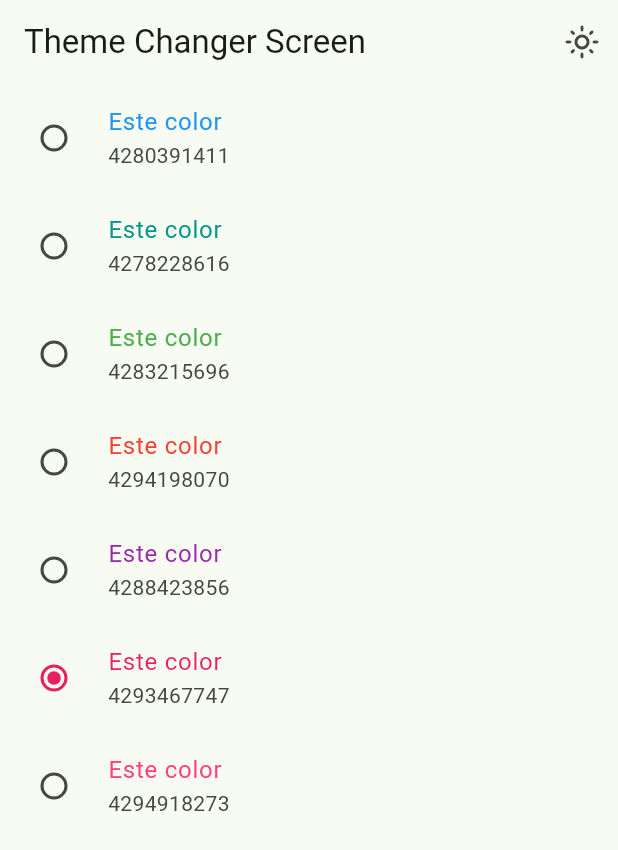
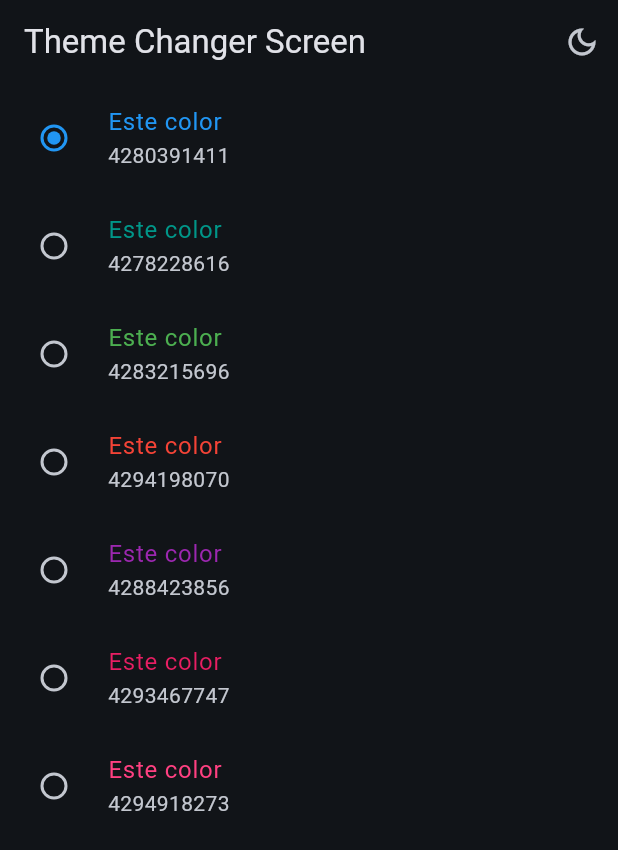
Before and after one commit to Minotriz02/flutterCourse, a Flutter app: the ThemeChangerScreen screen opened by its route, after a tap on the "light mode" icon, on a phone screen of 412 x 824 dp. Shown: the top 850 px of the screen. Run offline on Flutter 3.47's test engine with Material 3 defaults, Android fonts, the phone set to English and light mode, and no system bars; our stand-ins replace animate_do, dio, flutter_riverpod, go_router, video_player.

Commit message:
dark mode and theme implemented

```diff
--- a/widgets_app/lib/config/theme/app_theme.dart
+++ b/widgets_app/lib/config/theme/app_theme.dart
@@ -12,14 +12,18 @@ const colorList = <Color>[
 
 class AppTheme {
   final int selectedColor;
+  final bool isDarkMode;
 
-  AppTheme({this.selectedColor = 0})
-      : assert(selectedColor >= 0, 'Selected color must be greather than 0'),
+  AppTheme({
+    this.selectedColor = 0,
+    this.isDarkMode = false,
+  })  : assert(selectedColor >= 0, 'Selected color must be greather than 0'),
         assert(selectedColor < colorList.length,
             'Selected color must be less or equal than ${colorList.length - 1}');
 
   ThemeData getTheme() => ThemeData(
       useMaterial3: true,
+      brightness: isDarkMode ? Brightness.dark : Brightness.light,
       colorSchemeSeed: colorList[selectedColor],
       appBarTheme: const AppBarTheme(centerTitle: false));
 }
--- a/widgets_app/lib/main.dart
+++ b/widgets_app/lib/main.dart
@@ -3,20 +3,26 @@ import 'package:widgets_app/config/router/app_router.dart';
 import 'package:widgets_app/config/theme/app_theme.dart';
 import 'package:flutter_riverpod/flutter_riverpod.dart';
 
+import 'presentation/providers/theme_provider.dart';
+
 void main() {
   runApp(const ProviderScope(child: MainApp()));
 }
 
-class MainApp extends StatelessWidget {
+class MainApp extends ConsumerWidget {
   const MainApp({super.key});
 
   @override
-  Widget build(BuildContext context) {
+  Widget build(BuildContext context, ref) {
+    final bool isDarkMode = ref.watch(isDarkmodeProvider);
+    final int selectedColor = ref.watch(selectedColorProvider);
+
     return MaterialApp.router(
       title: 'Flutter Widgets',
       routerConfig: appRouter,
       debugShowCheckedModeBanner: false,
-      theme: AppTheme(selectedColor: 2).getTheme(),
+      theme: AppTheme(selectedColor: selectedColor, isDarkMode: isDarkMode)
+          .getTheme(),
     );
   }
 }
--- a/widgets_app/lib/presentation/providers/theme_provider.dart
+++ b/widgets_app/lib/presentation/providers/theme_provider.dart
@@ -1,6 +1,8 @@
 import 'package:flutter_riverpod/flutter_riverpod.dart';
 import 'package:widgets_app/config/theme/app_theme.dart';
 
+final colorListProvider = Provider((ref) => colorList);
+
 final isDarkmodeProvider = StateProvider((ref) => false);
 
-final colorListProvider = Provider((ref) => colorList);
+final selectedColorProvider = StateProvider((ref) => 0);
--- a/widgets_app/lib/presentation/screens/theme_changer/theme_changer_screen.dart
+++ b/widgets_app/lib/presentation/screens/theme_changer/theme_changer_screen.dart
@@ -20,7 +20,9 @@ class ThemeChangerScreen extends ConsumerWidget {
             icon: Icon(isDarkMode
                 ? Icons.dark_mode_outlined
                 : Icons.light_mode_outlined),
-            onPressed: () {},
+            onPressed: () {
+              ref.read(isDarkmodeProvider.notifier).update((state) => !state);
+            },
           )
         ],
       ),
@@ -35,6 +37,7 @@ class _ThemeChangerView extends ConsumerWidget {
   @override
   Widget build(BuildContext context, ref) {
     final List<Color> colors = ref.watch(colorListProvider);
+    final int selectedColor = ref.watch(selectedColorProvider);
 
     return ListView.builder(
       itemCount: colors.length,
@@ -48,8 +51,10 @@ class _ThemeChangerView extends ConsumerWidget {
           subtitle: Text('${color.value}'),
           activeColor: color,
           value: index,
-          groupValue: 5,
-          onChanged: (value) {},
+          groupValue: selectedColor,
+          onChanged: (value) {
+            ref.read(selectedColorProvider.notifier).state = index;
+          },
         );
       },
     );
```
